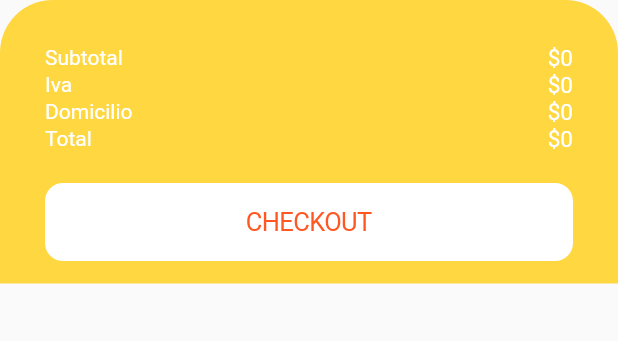
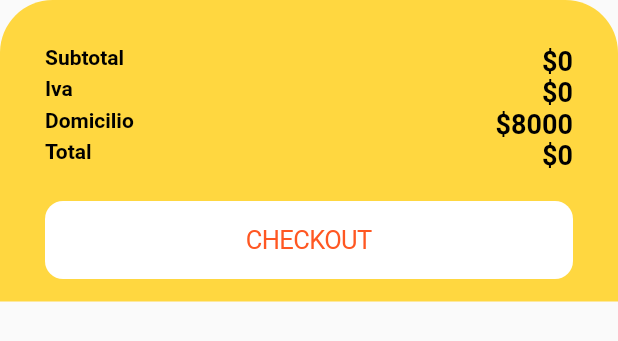
Before and after one commit to jaimelombanag/carritoTUL, a Flutter app: the CheckOutPreview widget shown alone on an empty page, opened directly, on a phone screen of 412 x 824 dp. Shown: the top 341 px of the screen. Run offline on Flutter 3.47's test engine with Material 2 defaults, Android fonts, the phone set to English and light mode, and no system bars; our stand-ins replace bloc, cached_network_image, cloud_firestore, firebase_core, flutter_bloc, flutter_slidable and 1 more; accounts and stored records are empty; network calls fail.

Commit message:
suma iva y domicilio

```diff
--- a/tulshop/lib/src/bloc/bloc/checkout_bloc.dart
+++ b/tulshop/lib/src/bloc/bloc/checkout_bloc.dart
@@ -15,8 +15,12 @@ class CheckoutBloc extends Bloc<CheckoutEvent, CheckOutState> {
   ) async* {
     if (event is UpdateAmount) {
       int sumaTotal = event.amount + state.amounTotal;
+      double ivaTotal = sumaTotal * 0.16;
+      int total = sumaTotal + ivaTotal.toInt() + 8000;
       yield state.copyWith(
         amounTotal: sumaTotal,
+        iva: ivaTotal.toString(),
+        total: total.toString(),
       );
     }
   }
--- a/tulshop/lib/src/bloc/bloc/checkout_state.dart
+++ b/tulshop/lib/src/bloc/bloc/checkout_state.dart
@@ -15,7 +15,7 @@ class CheckOutState {
   CheckOutState(
       {this.subtotal = '0',
       this.iva = '0',
-      this.domicilio = '0',
+      this.domicilio = '8000',
       this.total = '0',
       this.amounTotal = 0});
 
--- a/tulshop/lib/src/ui/pages/mycart/widgets/check_out_preview.dart
+++ b/tulshop/lib/src/ui/pages/mycart/widgets/check_out_preview.dart
@@ -25,16 +25,13 @@ class CheckOutPreview extends StatelessWidget {
           children: [
             BlocBuilder<CheckoutBloc, CheckOutState>(
               builder: (context, state) {
-
-
                 print("🕳️🕳️🕳️🕳️🕳️🕳️🕳️🕳️🕳️    ${state.amounTotal}");
-
                 return Table(
                   children: [
-                    _buildTableRow("Subtotal", "\$${state.subtotal}"),
+                    _buildTableRow("Subtotal", "\$${state.amounTotal}"),
                     _buildTableRow("Iva", "\$${state.iva}"),
                     _buildTableRow("Domicilio", "\$${state.domicilio}"),
-                    _buildTableRow("Total", "\$${state.subtotal}"),
+                    _buildTableRow("Total", "\$${state.total}"),
                   ],
                 );
               },
@@ -64,13 +61,17 @@ class CheckOutPreview extends StatelessWidget {
       children: [
         Text(
           label,
-          style: TextStyle(color: Colors.white),
+          style: TextStyle(
+            color: Colors.black,
+            fontWeight: FontWeight.bold,
+          ),
         ),
         Text(
           value,
           style: TextStyle(
-            color: Colors.white,
-            fontSize: 15,
+            color: Colors.black,
+            fontSize: 18,
+            fontWeight: FontWeight.bold,
           ),
           textAlign: TextAlign.right,
         ),
--- a/tulshop/lib/src/ui/pages/product/widgets/add_to_cart_button.dart
+++ b/tulshop/lib/src/ui/pages/product/widgets/add_to_cart_button.dart
@@ -42,8 +42,7 @@ class AddToCartButton extends StatelessWidget {
             BlocProvider.of<CheckoutBloc>(context)
                 .add((UpdateAmount(costo)));
 
-            print("----------- ${state.amounTotal}");
-            print("----------- $costo");
+
 
             Navigator.of(context).pop();
           },
```
